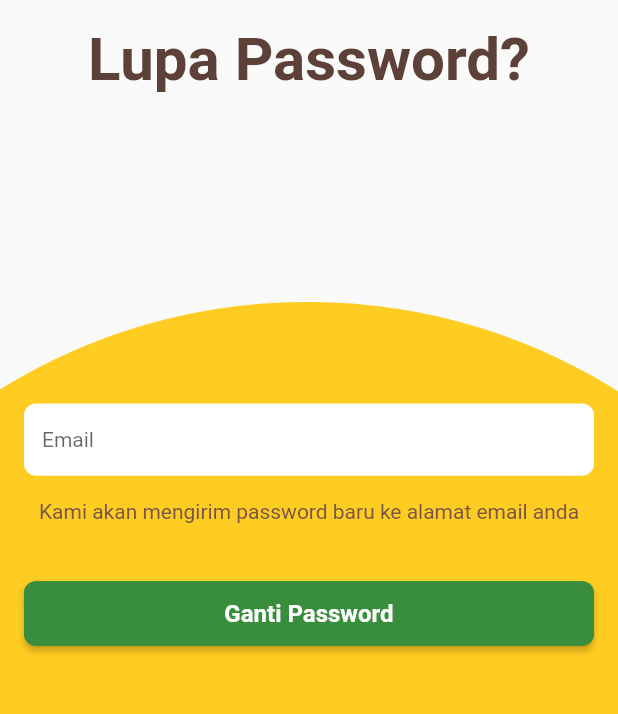
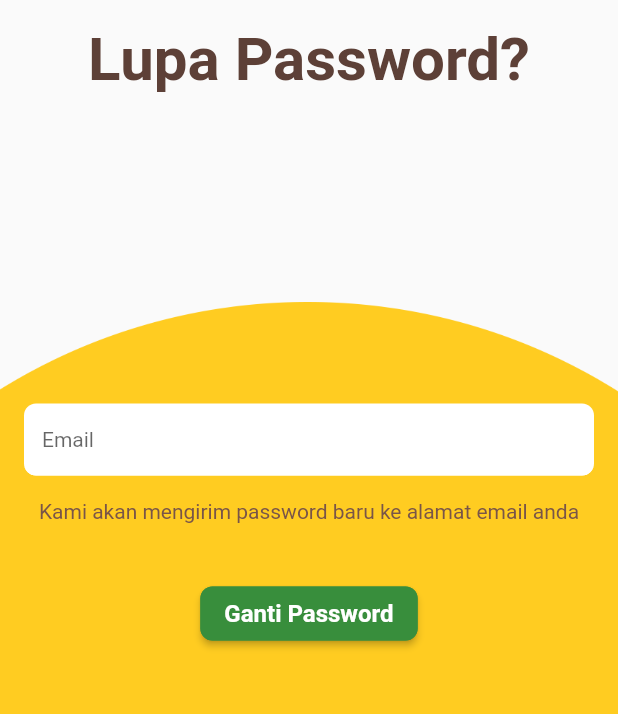
Before and after one commit to andhikaeffendy/store_belahdoeren, a Flutter app: the screen it shows after launch, after a tap on "Lupa password?", on a phone screen of 412 x 824 dp, the part 324-1038 px from its top. Run offline on Flutter 3.47's test engine with Material 2 defaults, Android fonts, the phone set to English and light mode, and no system bars; our stand-ins replace datetime_picker_formfield, dio, firebase_core, firebase_messaging, flutter_local_notifications, geolocator and 2 more; missing offline and left inert: barcode_scan2; accounts and stored records are empty; network calls fail.

Commit message:
upgrade plugin, change raisedbutton->elevatedbutton, scan qr latest transaction

```diff
--- a/lib/forgot_password.dart
+++ b/lib/forgot_password.dart
@@ -101,10 +101,14 @@ class _ForgotPasswordState extends State<ForgotPassword> {
                       child: ButtonTheme(
                         padding: EdgeInsets.all(12),
                         minWidth: double.infinity,
-                        child: RaisedButton(
-                          shape: RoundedRectangleBorder(
-                              borderRadius: BorderRadius.circular(8.0),
-                              side: BorderSide(color: Colors.green[700])),
+                        child: ElevatedButton(
+                          style: ElevatedButton.styleFrom(
+                            shape: RoundedRectangleBorder(
+                                borderRadius: BorderRadius.circular(8.0),
+                                side: BorderSide(color: Colors.green[700])),
+                            backgroundColor: Colors.green[700],
+                          ),
+                          // textColor: Colors.white,
                           onPressed: () {
                             showCircular(context);
                             futureApiForgotPassword(emailEditTextController.text).then((value) async {
@@ -117,11 +121,9 @@ class _ForgotPasswordState extends State<ForgotPassword> {
                               }
                             });
                           },
-                          color: Colors.green[700],
-                          textColor: Colors.white,
                           child: Text("Ganti Password",
                               style: TextStyle(fontSize: 16,
-                                  fontWeight: FontWeight.bold)),
+                                  fontWeight: FontWeight.bold, color: Colors.white)),
                         ),
                       ),
                     )
--- a/lib/login.dart
+++ b/lib/login.dart
@@ -146,10 +146,14 @@ class _LoginState extends State<Login> {
                           child: ButtonTheme(
                             padding: EdgeInsets.all(12),
                             minWidth: double.infinity,
-                            child: RaisedButton(
-                              shape: RoundedRectangleBorder(
-                                  borderRadius: BorderRadius.circular(8.0),
-                                  side: BorderSide(color: Colors.green[700])),
+                            child: ElevatedButton(
+                              style: ElevatedButton.styleFrom(
+                                shape: RoundedRectangleBorder(
+                                    borderRadius: BorderRadius.circular(8.0),
+                                    side: BorderSide(color: Colors.green[700])),
+                                backgroundColor: Colors.green[700],
+                              ),
+                              // textColor: Colors.white,
                               onPressed: () {
                                 showCircular(context);
                                 futureApiLogin(emailEditTextController.text, passwordEditTextController.text).then((value) async {
@@ -163,10 +167,8 @@ class _LoginState extends State<Login> {
                                   }
                                 });
                               },
-                              color: Colors.green[700],
-                              textColor: Colors.white,
                               child: Text("Login",
-                                  style: TextStyle(fontSize: 16)),
+                                  style: TextStyle(fontSize: 16, color: Colors.white)),
                             ),
                           ),
                         ),
--- a/pubspec.yaml
+++ b/pubspec.yaml
@@ -30,11 +30,11 @@ dependencies:
   cupertino_icons: ^1.0.2
   dio: ^3.0.10
   shared_preferences: ^0.5.12+4
-  intl: ^0.16.1
+  intl: ^0.17.0
   geolocator: ^6.2.0
   image_picker: ^0.6.7+22
-  datetime_picker_formfield: ^1.0.0
-  barcode_scan: ^2.0.1
+  datetime_picker_formfield: ^2.0.1
+  barcode_scan2: ^4.2.1
   firebase_messaging: ^8.0.0-dev.15
   flutter_local_notifications: ^4.0.1+2
 
```
Also changed, not shown: lib/api/transaction.dart (+15 -0 lines), lib/detail_order.dart (+13 -7 lines), lib/edit_profile.dart (+10 -8 lines), lib/main.dart (+27 -2 lines).
